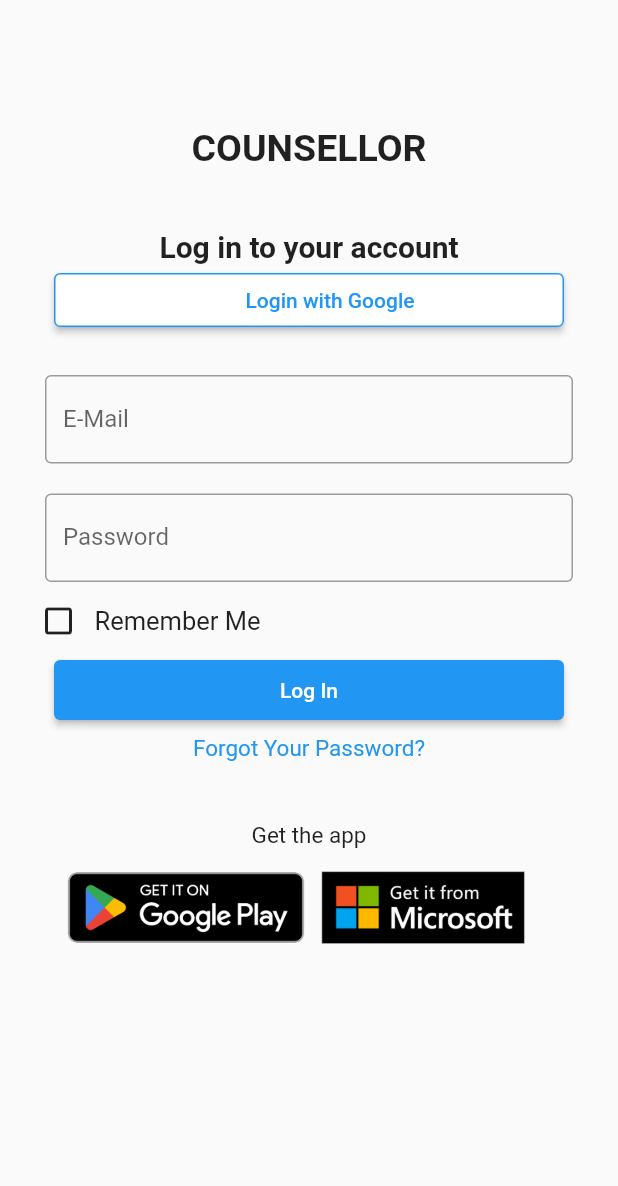
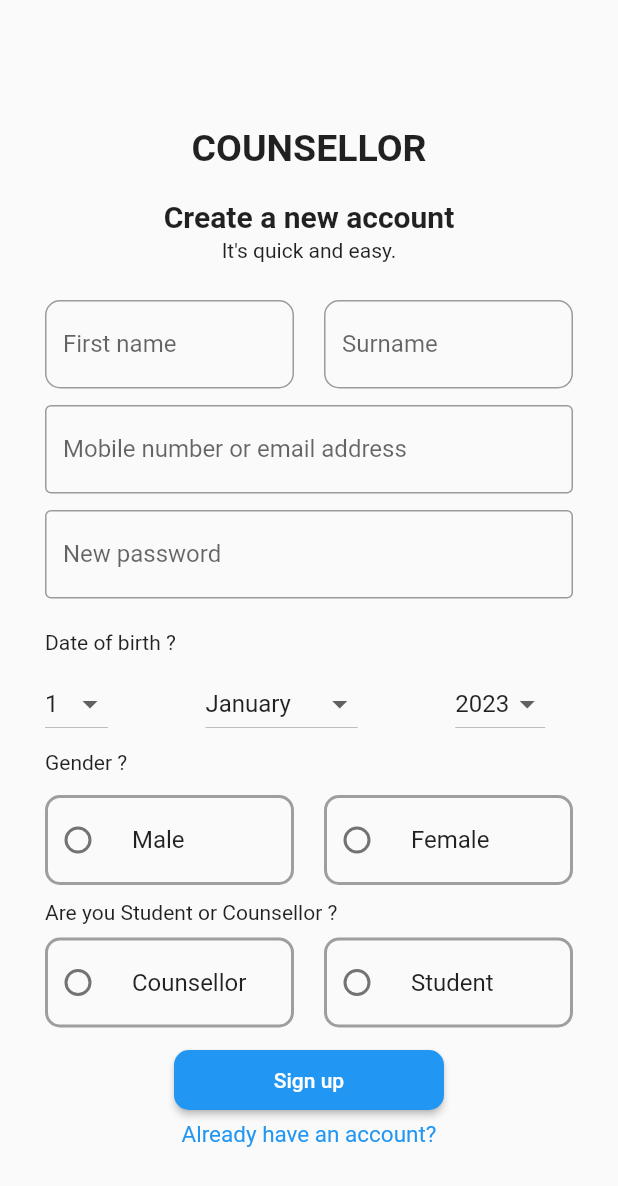
Before and after one commit to Counselllor/Counsellor-Web, a Flutter app: the screen it shows after launch, on a phone screen of 412 x 824 dp. Shown: the top 1186 px of the screen. Run offline on Flutter 3.47's test engine with Material 2 defaults, Android fonts, the phone set to English and light mode, and no system bars.

Commit message:
Adding Register Screen

```diff
--- a/mobile/lib/login.dart
+++ b/mobile/lib/login.dart
@@ -31,16 +31,11 @@ class _MyLoginState extends State<MyLogin> {
                 ),
                 Container(
                   alignment: Alignment.center,
-                  // padding: EdgeInsets.only(top: MediaQuery.of(context).size.height*0.5),
-                  // margin: EdgeInsets.only(top: 105,),
-                  //   top: MediaQuery.of(context).size.height * 0.5),
                   child: Column(
-                    // crossAxisAlignment: CrossAxisAlignment.center,
-                    // mainAxisAlignment: MainAxisAlignment.center,
                     children: [
                       Text('Log in to your account', style: TextStyle(fontSize: 20,fontWeight: FontWeight.bold,fontFamily: 'OFL'),),
                       SizedBox(
-                        // height: 8,
+                        height: 8,
                       ),
                       SizedBox(
                         width: 340,
@@ -69,14 +64,11 @@ class _MyLoginState extends State<MyLogin> {
                   Container(
                     margin: EdgeInsets.only(top: 250,left: 30,right: 30,),
                     child: Column(
-                      // mainAxisAlignment: MainAxisAlignment.center,
                       children: [
                         TextFormField(
-                          // initialValue: 'Input text',
                           decoration: InputDecoration(
                             labelText: 'E-Mail',
                             hintText: "Enter Email",
-                            // errorText: 'Error message',
                             border: OutlineInputBorder(),
                           ),
                         ),
@@ -84,12 +76,10 @@ class _MyLoginState extends State<MyLogin> {
                           height: 20,
                         ),
                         TextFormField(
-                          // initialValue: 'Input text',
                           obscureText: true,
                           decoration: InputDecoration(
                             labelText: 'Password',
                             hintText: "Enter Password",
-                            // errorText: 'Error message',
                             border: OutlineInputBorder(),
                           ),
                         ),
@@ -113,7 +103,6 @@ class _MyLoginState extends State<MyLogin> {
                     alignment: Alignment.center,
                     margin: EdgeInsets.only(top: 440,),
                     child: Column(
-                      // mainAxisAlignment: MainAxisAlignment.center,
                       children: [
                         SizedBox(
                           width: 340,
@@ -147,28 +136,20 @@ class _MyLoginState extends State<MyLogin> {
                         Container(
                           width: 180,
                           height: 100,
-                          // alignment: Alignment.centerLeft,
                           margin: EdgeInsets.only(left: 34,top: 540),
-                          // padding: EdgeInsets.only(right: 30, left: 30,),
                           decoration: BoxDecoration(
-                              // shape: BoxShape.circle,
                               image: DecorationImage(
                                 image: AssetImage('assets/img.png'),
-                                // fit: BoxFit.cover,
                               )
                           ),
                         ),
                         Container(
                           width: 136,
                           height: 130,
-                          // alignment: Alignment.centerLeft,
                           margin: EdgeInsets.only(top: 540,),
-                          // padding: EdgeInsets.only(right: 30, left: 30,),
                           decoration: BoxDecoration(
-                            // shape: BoxShape.circle,
                               image: DecorationImage(
                                 image: AssetImage('assets/img_1.png'),
-                                // fit: BoxFit.cover,
                               )
                           ),
                         ),
--- a/mobile/lib/main.dart
+++ b/mobile/lib/main.dart
@@ -1,11 +1,15 @@
 // import 'dart:js';
+// import 'dart:js';
+
 import 'package:app_os/login.dart';
+import 'package:app_os/register.dart';
 import 'package:flutter/material.dart';
 void main() {
   runApp(MaterialApp(
       debugShowCheckedModeBanner: false,
-      initialRoute: 'login',
+      initialRoute: 'register',
     routes: {
+        'register': (context)=>MyRegister(),
         'login': (context)=>MyLogin()
     },
   ));
--- /dev/null
+++ b/mobile/lib/register.dart
@@ -0,0 +1,299 @@
+import 'package:flutter/material.dart';
+
+enum GenderTypeEnum {Male, Female}
+enum PersonTypeEnum {Counsellor, Student}
+
+class MyRegister extends StatefulWidget {
+  const MyRegister({super.key});
+
+  @override
+  State<MyRegister> createState() => _MyRegisterState();
+}
+
+class _MyRegisterState extends State<MyRegister> {
+  GenderTypeEnum? _genderTypeEnum;
+  PersonTypeEnum? _personTypeEnum;
+
+  List<String> day = ["1", "2", "3", "4", "5", "6", "7", "8", "9", "10", "11", "12", "13", "14", "15", "16", "17", "18", "19", "20", "21", "22", "23", "24", "25","26", "27", "28", "29", "30", "31"];
+  String selectDay = "1";
+  List<String> month =["January", "February", "March", "April", "May", "June",
+    "July", "August", "September", "October", "November", "December"];
+  String selectMonth ="January";
+  List<String> year = ["1990", "1991", "1992", "1993", "1994", "1995", "1996", "1997", "1998", "1999", "2000", "2001", "2002", "2003", "2004", "2005", "2006", "2007", "2008", "2009", "2010", "2011", "2012", "2013", "2014", "2015", "2016", "2017", "2018", "2019", "2020", "2021", "2022", "2023", "2024", "2025", "2026", "2027", "2028", "2029", "2030", "2031", "2032", "2033", "2034", "2035", "2036", "2037", "2038", "2039", "2040", "2041", "2042", "2043", "2044", "2045", "2046", "2047", "2048", "2049", "2050"];
+  String selectYear = "2023";
+  @override
+
+  Widget build(BuildContext context) {
+    return Scaffold(
+      body: Center(
+        child: Stack(
+          children: [
+            Container(
+              alignment: Alignment.center,
+              margin: EdgeInsets.only(top: 84,),
+              child:Column(
+                children: [
+                  Text("COUNSELLOR", style: TextStyle(fontSize: 25, fontWeight: FontWeight.bold, fontFamily: 'OFL'),),
+                  SizedBox(
+                    height: 20,
+                  ),
+                  Container(
+                    alignment: Alignment.center,
+                    child: Column(
+                      children: [
+                        Text("Create a new account",
+                        style: TextStyle(fontSize: 20,fontWeight: FontWeight.bold,fontFamily: 'OFL'),),
+                        SizedBox(
+                          height: 3,
+                        ),
+                        Text("It's quick and easy.", style: TextStyle(fontFamily: 'OFL'),),
+                      ],
+                    ),
+                  ),
+                ],
+              ),
+            ),
+            Container(
+              margin: EdgeInsets.only(top: 200,left: 30,right: 30,),
+              child: Row(
+                children: [
+                  Expanded(
+                    child: TextFormField(
+                      decoration: InputDecoration(
+                        labelText: 'First name',
+                        border: OutlineInputBorder(
+                          borderSide:
+                            BorderSide(width: 2, color: Colors.grey),
+                          borderRadius: BorderRadius.circular(10),
+                        ),
+                      ),
+                    ),
+                  ),
+                  SizedBox(
+                    width: 20,
+                  ),
+                  Expanded(
+                    child: TextFormField(
+                      decoration: InputDecoration(
+                        labelText: 'Surname',
+                        border: OutlineInputBorder(
+                          borderSide:
+                            BorderSide(width: 2,color: Colors.grey),
+                          borderRadius: BorderRadius.circular(10),
+                        ),
+                      ),
+                    ),
+                  ),
+                ],
+              ),
+            ),
+            Container(
+              margin: EdgeInsets.only(top: 270,left: 30,right: 30,),
+              child: Column(
+                children: [
+                  TextFormField(
+                    decoration: InputDecoration(
+                      labelText: 'Mobile number or email address',
+                      border: OutlineInputBorder(),
+                    ),
+                  ),
+                  SizedBox(
+                    height: 11,
+                  ),
+                  TextFormField(
+                    decoration: InputDecoration(
+                      labelText: 'New password',
+                      border: OutlineInputBorder(),
+                    ),
+                  ),
+                ],
+              ),
+            ),
+            Container(
+              margin: EdgeInsets.only(top:420, left: 30,),
+              child: Text("Date of birth ?"),
+            ),
+            Container(
+              margin: EdgeInsets.only(top: 445, left: 30,),
+              child:Row(
+                children: [
+                  DropdownButton(
+                    value: selectDay,
+                    items: day.map((day){
+                      return DropdownMenuItem(
+                        child: Text(day),
+                        value: day,
+                      );
+                    }).toList(),
+                    onChanged: (value){
+                      setState(() {
+                        selectDay=value.toString();
+                      });
+                    },
+                  ),
+                  SizedBox(
+                    width: 65,
+                  ),
+                  DropdownButton(
+                    value: selectMonth,
+                    items: month.map((month){
+                      return DropdownMenuItem(
+                        child: Text(month),
+                        value: month,
+                      );
+                    }).toList(),
+                    onChanged: (value){
+                      setState(() {
+                        selectMonth=value.toString();
+                      });
+                    },
+                  ),
+                  SizedBox(
+                    width: 65,
+                  ),
+                  DropdownButton(
+                    value: selectYear,
+                    items: year.map((year){
+                      return DropdownMenuItem(
+                        child: Text(year),
+                        value: year,
+                      );
+                    }).toList(),
+                    onChanged: (value){
+                      setState(() {
+                        selectYear = value.toString();
+                      });
+                    },
+                  ),
+
+                ],
+              ),
+            ),
+
+            Container(
+              margin: EdgeInsets.only(top:500, left: 30,),
+              child: Text("Gender ?"),
+            ),
+            SingleChildScrollView(
+              child: Container(
+                margin: EdgeInsets.only(top: 530,left: 30,right: 30,),
+                child: Row(
+                  children: [
+                    Expanded(
+                      child: RadioListTile(value: GenderTypeEnum.Male,
+                        contentPadding: EdgeInsets.all(0.0),
+                        groupValue: _genderTypeEnum,
+                        title: Text(GenderTypeEnum.Male.name),
+                        shape: RoundedRectangleBorder(
+                          side: BorderSide(width: 2, color: Colors.grey),
+                          borderRadius: BorderRadius.circular(10),
+                        ),
+                        onChanged: (val){
+                          setState(() {
+                            _genderTypeEnum =val;
+                          });
+                        },),
+                    ),
+                    SizedBox(
+                      width: 20,
+                    ),
+                    Expanded(
+                      child: RadioListTile(value: GenderTypeEnum.Female,
+                        contentPadding: EdgeInsets.all(0.0),
+                        groupValue: _genderTypeEnum ,
+                        shape: RoundedRectangleBorder(
+                          side: BorderSide(width: 2, color: Colors.grey),
+                          borderRadius: BorderRadius.circular(10),
+                        ),
+                        title: Text(GenderTypeEnum.Female.name),
+                        onChanged: (val){
+                          setState(() {
+                            _genderTypeEnum =val;
+                          });
+                        },),
+                    ),
+                  ],
+                ),
+              ),
+            ),
+            Container(
+              margin: EdgeInsets.only(top:600, left: 30,),
+              child: Text("Are you Student or Counsellor ?"),
+            ),
+            SingleChildScrollView(
+              child: Container(
+                margin: EdgeInsets.only(top: 625,left: 30,right: 30,),
+                child: Row(
+                  children: [
+                    Expanded(
+                      child: RadioListTile(value: PersonTypeEnum.Counsellor,
+                        contentPadding: EdgeInsets.all(0.0),
+                        groupValue: _personTypeEnum,
+                        title: Text(PersonTypeEnum.Counsellor.name),
+                        shape: RoundedRectangleBorder(
+                          side: BorderSide(width: 2, color: Colors.grey),
+                          borderRadius: BorderRadius.circular(10),
+                        ),
+                        onChanged: (val){
+                          setState(() {
+                            _personTypeEnum =val;
+                          });
+                        },),
+                    ),
+                    SizedBox(
+                      width: 20,
+                    ),
+                    Expanded(
+                      child: RadioListTile(value: PersonTypeEnum.Student,
+                        contentPadding: EdgeInsets.all(0.0),
+                        groupValue: _personTypeEnum ,
+                        shape: RoundedRectangleBorder(
+                          side: BorderSide(width: 2, color: Colors.grey),
+                          borderRadius: BorderRadius.circular(10),
+                        ),
+                        title: Text(PersonTypeEnum.Student.name),
+                        onChanged: (val){
+                          setState(() {
+                            _personTypeEnum =val;
+                          });
+                        },),
+                    ),
+                  ],
+                ),
+              ),
+            ),
+            Container(
+              alignment: Alignment.center,
+              margin: EdgeInsets.only(top: 700,),
+              child: Column(
+                children: [
+                  // SizedBox(
+                  //   width: 300,
+                  //   // height: 40,
+                  // ),
+                  SizedBox(
+                    width: 180,
+                    height: 40,
+                    child: ElevatedButton(onPressed: (){},
+                      style: ElevatedButton.styleFrom(
+                        shape: RoundedRectangleBorder(
+                          borderRadius: BorderRadius.circular(10),
+                        ),
+                      ),
+                      child: Text("Sign up",style: TextStyle(fontFamily: 'OFL'),
+                      ),),
+                  ),
+                  SizedBox(
+                    height: 7,
+                  ),
+                  Text('Already have an account?', style: TextStyle(color: Colors.blue, fontFamily: 'OFL', fontSize: 15,),),
+                ],
+              ),
+            ),
+
+          ],
+        ),
+      ),
+    );
+  }
+}
```
